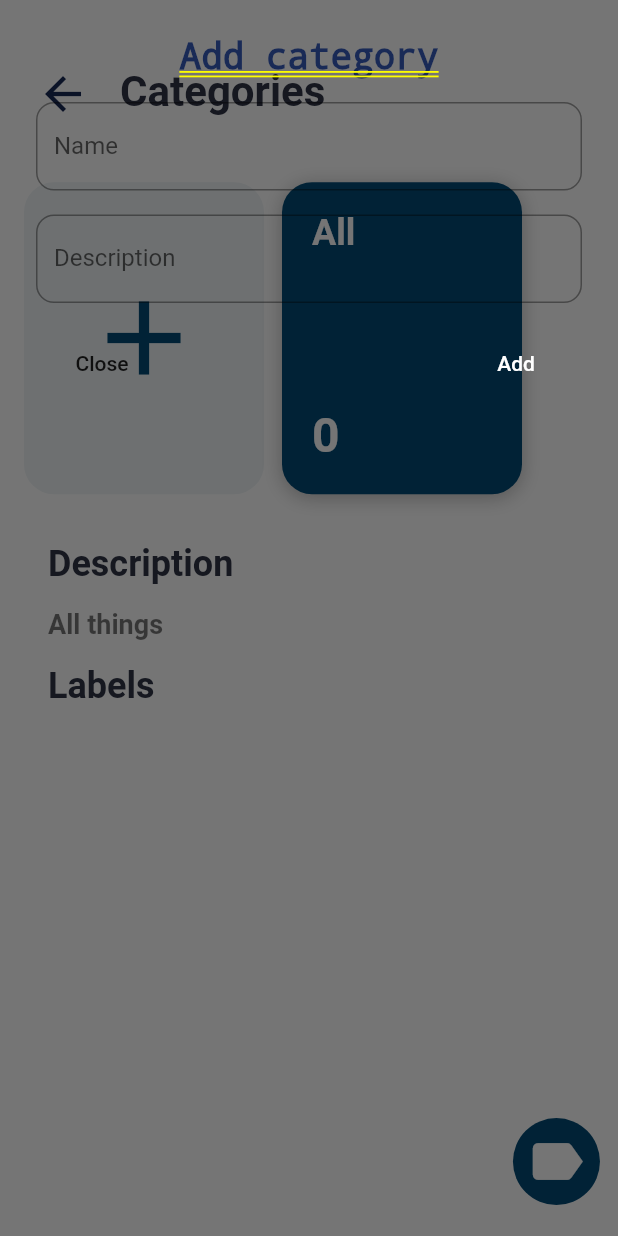
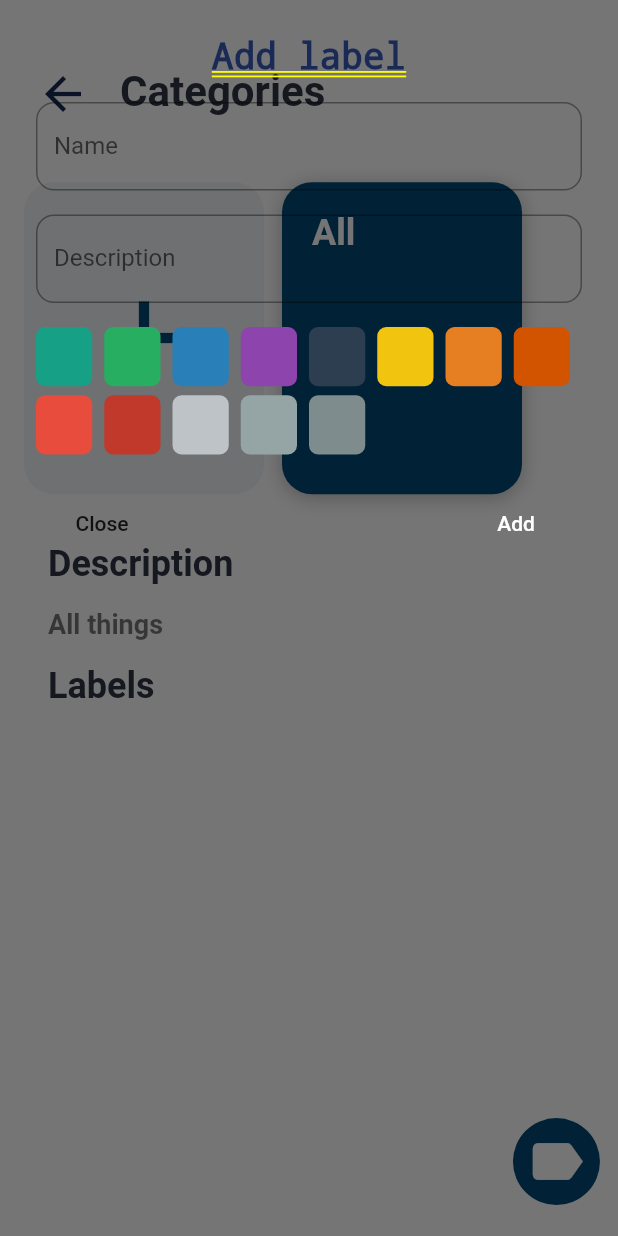
Before and after one commit to ermiry/tiny-things-mobile, a Flutter app: the CategoriesScreen screen opened directly, after a tap on the "label" icon, on a phone screen of 412 x 824 dp. Run offline on Flutter 3.47's test engine with Material 2 defaults, Android fonts, the phone set to English and light mode, and no system bars; our stand-ins replace shared_preferences, simple_animations; missing offline and left inert: animated_dialog, jwt_decode, pref_dessert; accounts and stored records are empty; Roboto replaces fonts that are missing (Quicksand); statements that could not run were skipped.

Commit message:
Fixed create label button in categories screen

```diff
--- a/lib/screens/categories.dart
+++ b/lib/screens/categories.dart
@@ -111,7 +111,7 @@ class _CategoriesScreenState extends State <CategoriesScreen> {
         return new AnimatedDialog(
           changeToDialog: true,
           borderRadius: BorderRadius.all(Radius.circular(12)),
-          child: new AddCategory(null)
+          child: new AddLabel(null)
 
         );
 
```
